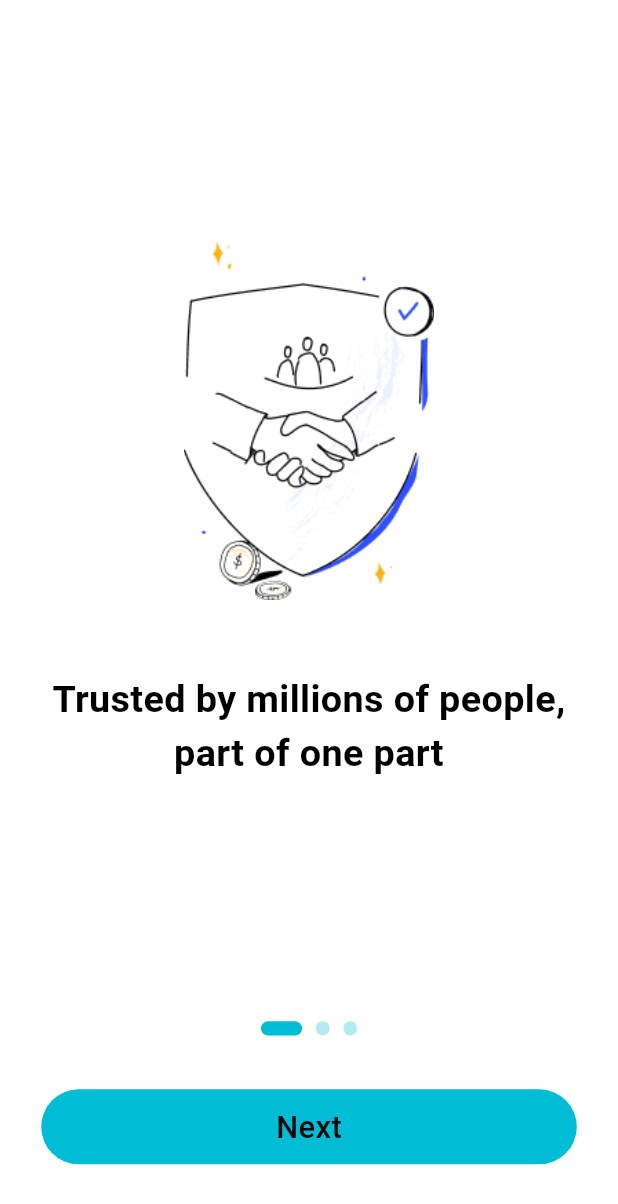
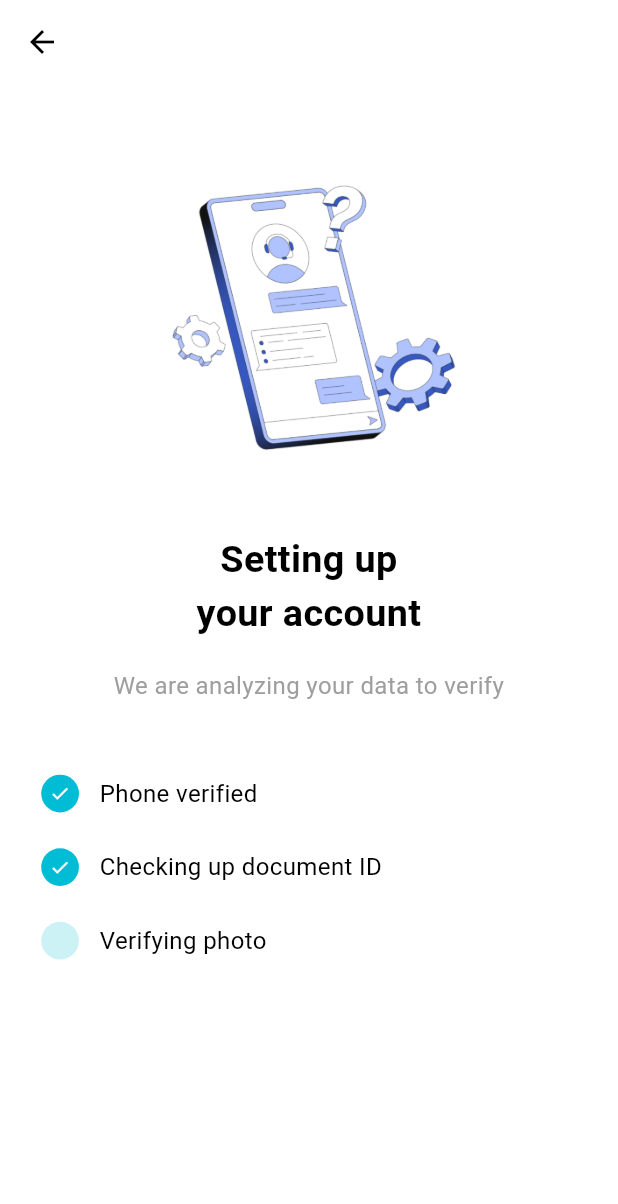
Before and after one commit to mdtusher2018/paycron_my_frist_fintech_app, a Flutter app: the screen it shows after launch, on a phone screen of 412 x 824 dp. Shown: the top 1204 px of the screen. Run offline on Flutter 3.47's test engine with Material 3 defaults, Android fonts, the phone set to English and light mode, and no system bars; our stand-ins replace dio, flutter_riverpod, flutter_screenutil, flutter_secure_storage, freezed_annotation, go_router and 4 more; missing offline and left inert: flutter_stripe; generated files the repository leaves out were written again; Roboto replaces fonts that are missing (EurostileExtendedBlack).

Commit message:
account verification added

```diff
--- /dev/null
+++ b/lib/bkash/account_verification/AccountSetupProgressScreen.dart
@@ -0,0 +1,87 @@
+import 'package:flutter/material.dart';
+import 'package:flutter_screenutil/flutter_screenutil.dart';
+import 'package:template/src/presentation/shared/themes/colors.dart';
+import 'package:template/src/presentation/shared/widgets/common_text.dart';
+
+class AccountSetupProgressScreen extends StatelessWidget {
+  const AccountSetupProgressScreen({super.key});
+
+  Widget buildStep(String title, bool isDone, bool isActive) {
+    return Row(
+      children: [
+        Container(
+          width: 22.w,
+          height: 22.w,
+          decoration: BoxDecoration(
+            shape: BoxShape.circle,
+            color: isDone
+                ? AppColors.primary
+                : isActive
+                ? AppColors.primary.withOpacity(0.2)
+                : Colors.grey.shade300,
+          ),
+          child: isDone
+              ? const Icon(Icons.check, size: 14, color: Colors.white)
+              : null,
+        ),
+        SizedBox(width: 12.w),
+        CommonText(
+          title,
+          size: 14,
+          color: isDone || isActive ? Colors.black : Colors.grey,
+        ),
+      ],
+    );
+  }
+
+  @override
+  Widget build(BuildContext context) {
+    return Scaffold(
+      backgroundColor: AppColors.mainBG,
+      appBar: AppBar(
+        backgroundColor: AppColors.mainBG,
+        elevation: 0,
+        leading: const Icon(Icons.arrow_back, color: Colors.black),
+      ),
+      body: Padding(
+        padding: EdgeInsets.symmetric(horizontal: 24.w),
+        child: Column(
+          children: [
+            SizedBox(height: 40.h),
+
+            Image.asset("assets/images/setup.png", height: 180.h),
+
+            SizedBox(height: 30.h),
+
+            CommonText(
+              "Setting up\nyour account",
+              size: 22,
+              fontWeight: FontWeight.w600,
+              textAlign: TextAlign.center,
+              maxline: 2,
+            ),
+
+            SizedBox(height: 16.h),
+
+            CommonText(
+              "We are analyzing your data to verify",
+              size: 14,
+              color: Colors.grey,
+              textAlign: TextAlign.center,
+            ),
+
+            SizedBox(height: 40.h),
+
+            buildStep("Phone verified", true, false),
+            SizedBox(height: 20.h),
+            buildStep("Checking up document ID", true, false),
+            SizedBox(height: 20.h),
+            buildStep("Verifying photo", false, true),
+
+            const Spacer(),
+          ],
+        ),
+      ),
+    );
+  }
+}
--- a/lib/src/presentation/router/app_router.dart
+++ b/lib/src/presentation/router/app_router.dart
@@ -1,6 +1,11 @@
 import 'package:flutter/material.dart';
 import 'package:flutter_riverpod/flutter_riverpod.dart';
 import 'package:go_router/go_router.dart';
+import 'package:template/bkash/account_verification/AccountSetupProgressScreen.dart';
+import 'package:template/bkash/account_verification/IdVerificationProgressScreen.dart';
+import 'package:template/bkash/account_verification/ScanIdScreen.dart';
+import 'package:template/bkash/account_verification/SelfieCameraScreen.dart';
+import 'package:template/bkash/account_verification/TakeSelfieInstructionScreen.dart';
 import 'package:template/bkash/registration/confirm_phone_screen.dart';
 import 'package:template/bkash/registration/create_account_intro_screen.dart';
 import 'package:template/bkash/registration/create_account_screen.dart';
@@ -21,14 +26,16 @@ import 'routes.dart';
 part 'parts/onboarding_routes.dart';
 part 'parts/account_setup_routes.dart';
 part 'parts/registration_routes.dart';
+part 'parts/account_verification_routes.dart';
 
 final appRouterProvider = Provider<GoRouter>((ref) {
   return GoRouter(
-    initialLocation: AppRoutes.onboardingScreen,
+    initialLocation: AppRoutes.accountSetupProgressScreen,
     routes: [
       ..._onboardingRoutes(),
       ..._registrationRoutes(),
       ..._accountSetupRoutes(),
+      ..._accountVerificationRoutes(),
     ],
   );
 });
@@ -38,61 +45,6 @@ final appRouterProvider = Provider<GoRouter>((ref) {
 //     initialLocation: AppRoutes.onboardingScreen,
 
 //     routes: [
-//       /// ================= ONBOARDING =================
-//       GoRoute(
-//         path: AppRoutes.onboardingScreen,
-//         builder: (context, state) => const OnboardingScreen(),
-//       ),
-
-//       /// ================= REGISTRATION =================
-//       GoRoute(
-//         path: AppRoutes.createAccountIntroScreen,
-//         builder: (context, state) => const CreateAccountIntroScreen(),
-//         routes: [
-//           GoRoute(
-//             path: AppRoutes.createAccountScreen,
-//             builder: (context, state) => const CreateAccountScreen(),
-//             routes: [
-//               GoRoute(
-//                 path: AppRoutes.confirmPhoneScreen,
-//                 pageBuilder: (context, state) =>
-//                     MaterialPage(child: const ConfirmPhoneScreen()),
-//               ),
-//             ],
-//           ),
-//         ],
-//       ),
-
-//       /// ================= ACCOUNT SETUP =================
-//       GoRoute(
-//         path: AppRoutes.addEmailScreen,
-//         builder: (context, state) => const AddEmailScreen(),
-//         routes: [
-//           GoRoute(
-//             path: AppRoutes.homeAddressScreen,
-//             builder: (context, state) => const HomeAddressScreen(),
-//             routes: [
-//               GoRoute(
-//                 path: AppRoutes.addPersonalInfoScreen,
-//                 builder: (context, state) => const AddPersonalInfoScreen(),
-//                 routes: [
-//                   GoRoute(
-//                     path: AppRoutes.countryResidenceScreen,
-//                     builder: (context, state) => const CountryResidenceScreen(),
-//                   ),
-//                 ],
-//               ),
-//             ],
-//           ),
-//         ],
-//       ),
-
-//       ////========================
-//       //  End
-//       ////========================
-//       ///
-//       ///
-//       ///
 //       GoRoute(
 //         path: AppRoutes.signIn,
 //         builder: (context, state) => SigninPage(),
```
Also changed, not shown: lib/bkash/account_verification/IdVerificationProgressScreen.dart (added, +51 -0 lines), lib/bkash/account_verification/ScanIdScreen.dart (added, +52 -0 lines), lib/bkash/account_verification/SelfieCameraScreen.dart (added, +61 -0 lines), lib/bkash/account_verification/TakeSelfieInstructionScreen.dart (added, +53 -0 lines), lib/src/presentation/router/parts/account_verification_routes.dart (added, +31 -0 lines), lib/src/presentation/router/routes.dart (+7 -0 lines), assets/images/setup.png (added).
